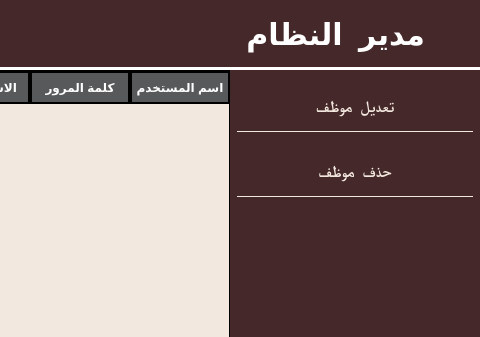
Qt form admin_dashboard.ui (MOMEN343/G_project) before a commit; both pictures show x 711 to 1191 and y 0 to 337 of the 1191 by 579 pixel window.
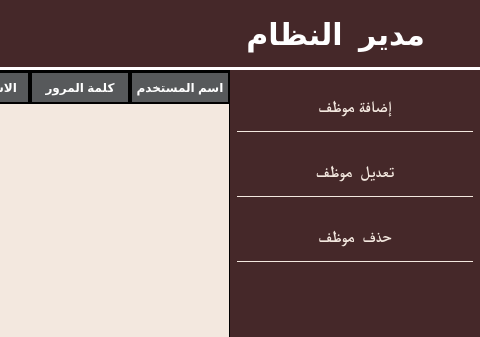
The same form after that commit. Icons and pictures are not drawn.

The edit to the form file:
```diff
--- a/admin_dashboard.ui
+++ b/admin_dashboard.ui
@@ -284,6 +284,44 @@
          <property name="bottomMargin">
           <number>20</number>
          </property>
+         <item>
+          <widget class="QPushButton" name="addEmployeeBtn">
+           <property name="minimumSize">
+            <size>
+             <width>0</width>
+             <height>40</height>
+            </size>
+           </property>
+           <property name="font">
+            <font>
+             <family>Times New Roman</family>
+             <pointsize>12</pointsize>
+             <weight>75</weight>
+             <bold>true</bold>
+            </font>
+           </property>
+           <property name="cursor">
+            <cursorShape>PointingHandCursor</cursorShape>
+           </property>
+           <property name="styleSheet">
+            <string notr="true">QPushButton {
+color:#f3e8df;
+border-bottom: 1px solid #f3e8df ;
+padding-bottom: 10px;
+
+}
+
+QPushButton:hover {
+    background: white;
+	color:#452829;
+	padding-bottom: 5px;
+}</string>
+           </property>
+           <property name="text">
+            <string>إضافة موظف</string>
+           </property>
+          </widget>
+         </item>
          <item>
           <widget class="QPushButton" name="editEmployeeBtn">
            <property name="minimumSize">
```
